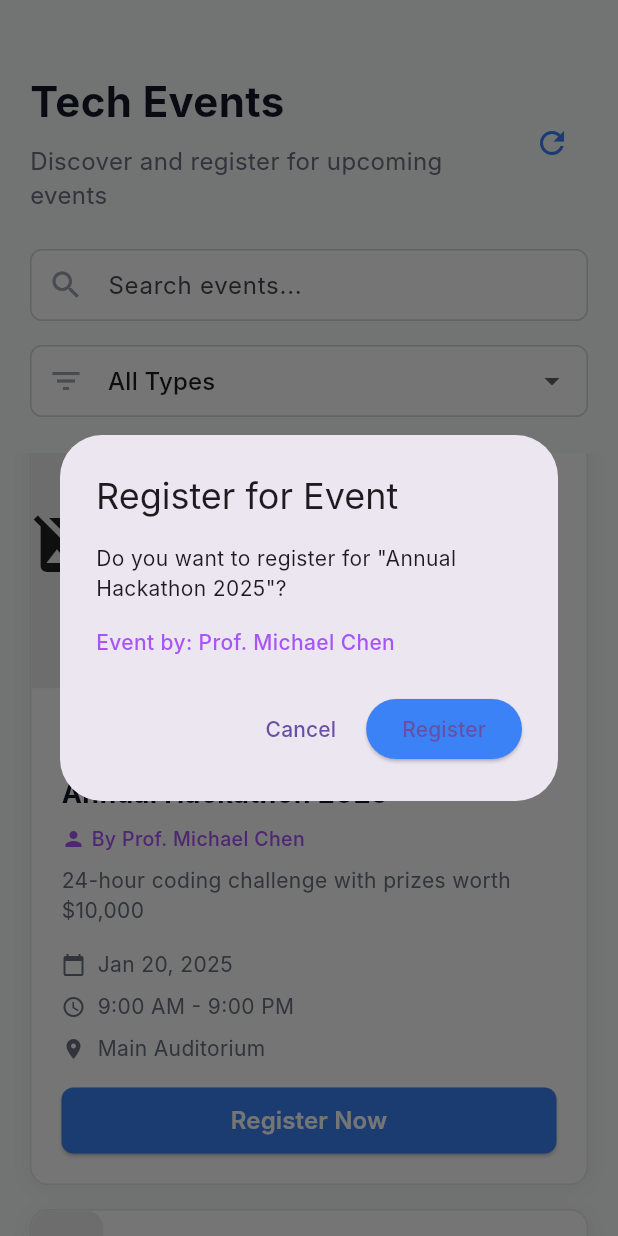
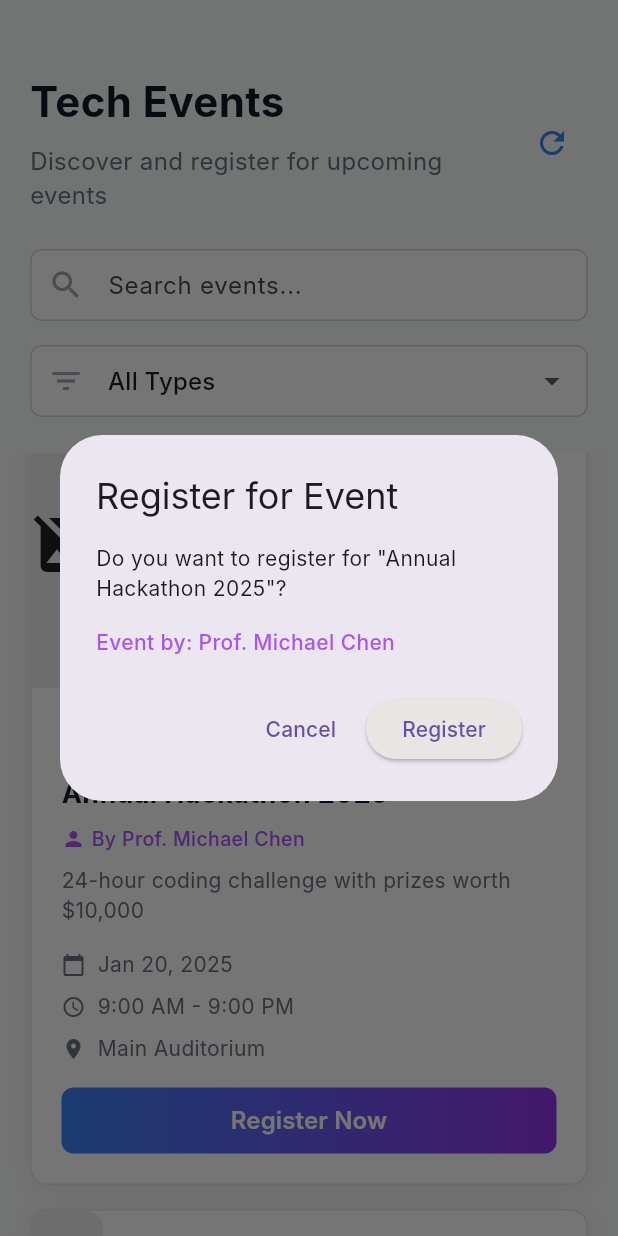
Before and after one commit to novvvv09/Skill-Link, a Flutter app: the EventsScreen screen opened directly, scrolled down 576 dp, after a tap on "Register Now", on a phone screen of 412 x 824 dp. Run offline on Flutter 3.47's test engine with Material 3 defaults, Android fonts, the phone set to English and light mode, and no system bars; our stand-ins replace cloud_firestore, firebase_auth, firebase_core; accounts and stored records are empty; network calls fail; Roboto replaces fonts that are missing (Inter).

Commit message:
updated registration button

```diff
--- a/lib/student/event_screen.dart
+++ b/lib/student/event_screen.dart
@@ -1,3 +1,5 @@
+// ignore_for_file: unused_import
+
 import 'package:flutter/material.dart';
 import 'package:firebase_auth/firebase_auth.dart';
 import 'package:cloud_firestore/cloud_firestore.dart';
@@ -12,7 +14,6 @@ class EventsScreen extends StatefulWidget {
 
 class _EventsScreenState extends State<EventsScreen> {
   final TextEditingController _searchController = TextEditingController();
-  final User? _currentUser = FirebaseAuth.instance.currentUser;
 
   String _searchQuery = '';
   String _selectedType = 'all';
@@ -92,11 +93,11 @@ class _EventsScreenState extends State<EventsScreen> {
       case 'hackathon':
         return const Color(0xFFA855F7);
       case 'seminar':
-        return const Color(0xFF10B981);
+        return const Color(0xFF3B82F6);
       case 'networking':
-        return const Color(0xFFF97316);
+        return const Color(0xFFA855F7);
       default:
-        return const Color(0xFF6B7280);
+        return const Color(0xFF3B82F6);
     }
   }
 
@@ -459,17 +460,23 @@ class _EventsScreenState extends State<EventsScreen> {
                 const SizedBox(height: 16),
 
                 // Register Button
-                SizedBox(
+                Container(
                   width: double.infinity,
                   height: 44,
+                  decoration: BoxDecoration(
+                    gradient: isEventFull
+                        ? null
+                        : const LinearGradient(
+                            colors: [Color(0xFF3B82F6), Color(0xFF9333EA)],
+                          ),
+                    borderRadius: BorderRadius.circular(8),
+                  ),
                   child: ElevatedButton(
                     onPressed: isEventFull
                         ? null
                         : () => _showRegistrationModal(event),
                     style: ElevatedButton.styleFrom(
-                      backgroundColor: isEventFull
-                          ? const Color(0xFFD1D5DB)
-                          : const Color(0xFF3B82F6),
+                      backgroundColor: Colors.transparent,
                       foregroundColor: isEventFull
                           ? const Color(0xFF6B7280)
                           : Colors.white,
@@ -478,6 +485,7 @@ class _EventsScreenState extends State<EventsScreen> {
                       shape: RoundedRectangleBorder(
                         borderRadius: BorderRadius.circular(8),
                       ),
+                      shadowColor: Colors.transparent,
                     ),
                     child: Text(
                       isEventFull ? 'Event Full' : 'Register Now',
@@ -693,7 +701,7 @@ class EventRegistrationDialog extends StatelessWidget {
             await _registerForEvent(context);
           },
           style: ElevatedButton.styleFrom(
-            backgroundColor: const Color(0xFF3B82F6),
+            backgroundColor: const Color.fromARGB(255, 232, 229, 229),
           ),
           child: const Text('Register'),
         ),
@@ -732,7 +740,7 @@ class EventRegistrationDialog extends StatelessWidget {
           ScaffoldMessenger.of(context).showSnackBar(
             const SnackBar(
               content: Text('You are already registered for this event'),
-              backgroundColor: Colors.orange,
+              backgroundColor: Color(0xFF10B981),
             ),
           );
         }
```
